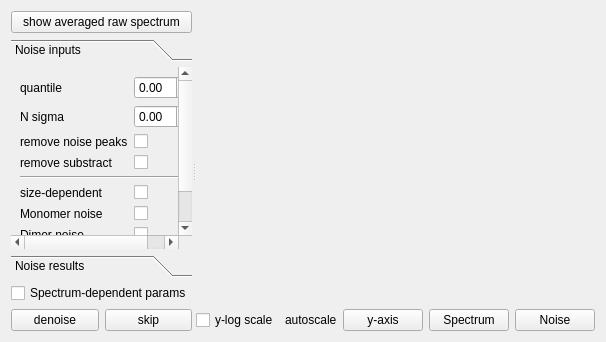
Before: the Qt Designer form Orbitool/UI/Noise.ui in l460289052/Orbitool, drawn with Qt 5.
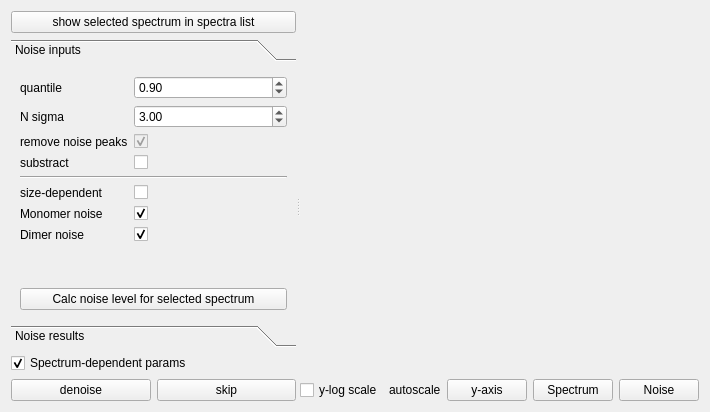
After: the same form once the commit is applied. The open tabs and pages were chosen to show the change.

Commit message: workspace->h5obj; callback signal; spectralistuipy show

```diff
--- a/Orbitool/UI/Noise.ui
+++ b/Orbitool/UI/Noise.ui
@@ -6,8 +6,8 @@
    <rect>
     <x>0</x>
     <y>0</y>
-    <width>544</width>
-    <height>342</height>
+    <width>706</width>
+    <height>412</height>
    </rect>
   </property>
   <property name="windowTitle">
@@ -24,12 +24,30 @@
        <item>
         <widget class="QPushButton" name="showAveragePushButton">
          <property name="text">
-          <string>show averaged raw spectrum</string>
+          <string>show selected spectrum in spectra list</string>
          </property>
         </widget>
        </item>
        <item>
         <widget class="QToolBox" name="toolBox">
+         <property name="minimumSize">
+          <size>
+           <width>285</width>
+           <height>0</height>
+          </size>
+         </property>
+         <property name="maximumSize">
+          <size>
+           <width>16777215</width>
+           <height>16777215</height>
+          </size>
+         </property>
+         <property name="baseSize">
+          <size>
+           <width>285</width>
+           <height>0</height>
+          </size>
+         </property>
          <property name="currentIndex">
           <number>1</number>
          </property>
@@ -38,8 +56,8 @@
            <rect>
             <x>0</x>
             <y>0</y>
-            <width>148</width>
-            <height>154</height>
+            <width>285</width>
+            <height>258</height>
            </rect>
           </property>
           <attribute name="label">
@@ -56,7 +74,11 @@
               </widget>
              </item>
              <item row="0" column="1">
-              <widget class="QDoubleSpinBox" name="quantileDoubleSpinBox"/>
+              <widget class="QDoubleSpinBox" name="quantileDoubleSpinBox">
+               <property name="value">
+                <double>0.900000000000000</double>
+               </property>
+              </widget>
              </item>
              <item row="1" column="0">
               <widget class="QLabel" name="label_2">
@@ -66,7 +88,11 @@
               </widget>
              </item>
              <item row="1" column="1">
-              <widget class="QDoubleSpinBox" name="nSigmaDoubleSpinBox"/>
+              <widget class="QDoubleSpinBox" name="nSigmaDoubleSpinBox">
+               <property name="value">
+                <double>3.000000000000000</double>
+               </property>
+              </widget>
              </item>
              <item row="2" column="0">
               <widget class="QLabel" name="label_3">
@@ -77,15 +103,27 @@
              </item>
              <item row="2" column="1">
               <widget class="QCheckBox" name="removeNoisePeaksCheckBox">
+               <property name="enabled">
+                <bool>false</bool>
+               </property>
                <property name="text">
                 <string/>
                </property>
+               <property name="checkable">
+                <bool>true</bool>
+               </property>
+               <property name="checked">
+                <bool>true</bool>
+               </property>
+               <property name="autoRepeat">
+                <bool>false</bool>
+               </property>
               </widget>
              </item>
              <item row="3" column="0">
               <widget class="QLabel" name="label_4">
                <property name="text">
-                <string>remove substract</string>
+                <string>substract</string>
                </property>
               </widget>
              </item>
@@ -121,7 +159,11 @@
               </widget>
              </item>
              <item row="6" column="1">
-              <widget class="QCheckBox" name="monomerNoiseCheckBox"/>
+              <widget class="QCheckBox" name="monomerNoiseCheckBox">
+               <property name="checked">
+                <bool>true</bool>
+               </property>
+              </widget>
              </item>
              <item row="7" column="0">
               <widget class="QLabel" name="dimerNoiseLabel">
@@ -131,14 +173,18 @@
               </widget>
              </item>
              <item row="7" column="1">
-              <widget class="QCheckBox" name="dimerNoiseCheckBox"/>
+              <widget class="QCheckBox" name="dimerNoiseCheckBox">
+               <property name="checked">
+                <bool>true</bool>
+               </property>
+              </widget>
              </item>
             </layout>
            </item>
            <item>
             <widget class="QPushButton" name="calculateNoisePushButton">
              <property name="text">
-              <string>Calculate noise level</string>
+              <string>Calc noise level for selected spectrum</string>
              </property>
             </widget>
            </item>
@@ -273,6 +319,9 @@
          <property name="text">
           <string>Spectrum-dependent params</string>
          </property>
+         <property name="checked">
+          <bool>true</bool>
+         </property>
         </widget>
        </item>
        <item>
```
Left out of the diff: 61 changed lines with no effect on the pictures. The commit also changes 27 other files.
